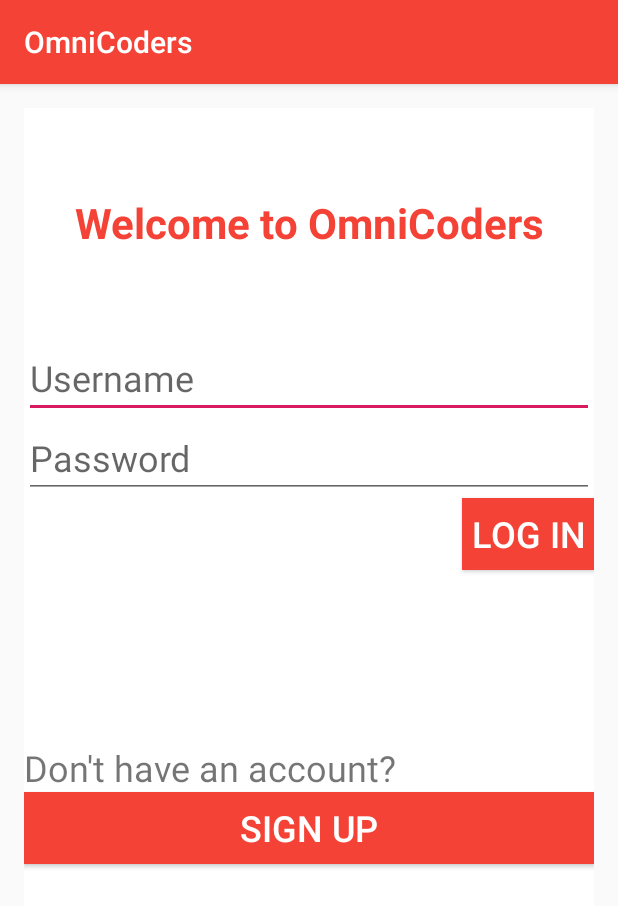
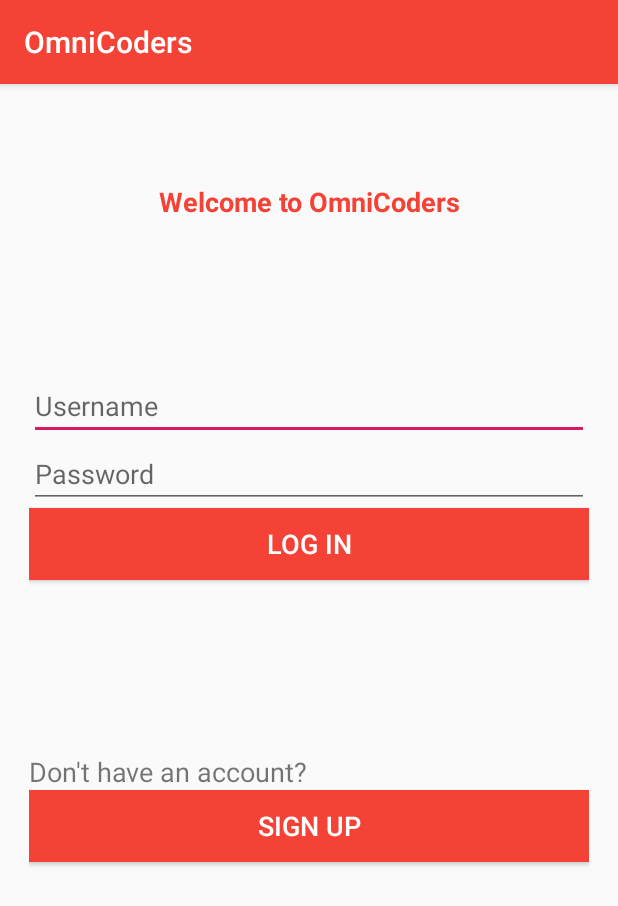
Before and after one commit to Mefitihe/OmniCoders, an Android app: the screen it shows after launch (LoginActivity), on a phone screen of 412 x 824 dp. Shown: the top 906 px of the screen. Run offline under Robolectric (Android 15) with nearby library versions, the phone set to English and light mode, and no system bars.

```diff
--- a/app/build.gradle
+++ b/app/build.gradle
@@ -21,6 +21,9 @@ android {
 dependencies {
     implementation fileTree(dir: 'libs', include: ['*.jar'])
     implementation 'com.android.support:appcompat-v7:28.0.0'
+
+    implementation "com.android.support:support-compat:28.0.0"
+
     implementation 'com.android.support.constraint:constraint-layout:1.1.3'
     testImplementation 'junit:junit:4.12'
     androidTestImplementation 'com.android.support.test:runner:1.0.2'
--- a/app/src/main/java/com/omnicoders/omnicoders/LoginActivity.java
+++ b/app/src/main/java/com/omnicoders/omnicoders/LoginActivity.java
@@ -1,9 +1,15 @@
 package com.omnicoders.omnicoders;
 
+import android.app.NotificationChannel;
+import android.app.NotificationManager;
+import android.app.PendingIntent;
 import android.content.Context;
 import android.content.Intent;
+import android.os.Build;
+import android.os.Bundle;
+import android.support.v4.app.NotificationCompat;
+import android.support.v4.app.NotificationManagerCompat;
 import android.support.v7.app.AppCompatActivity;
-import android.os.Bundle;
 import android.view.View;
 import android.widget.Button;
 import android.widget.EditText;
@@ -16,6 +22,10 @@ public class LoginActivity extends AppCompatActivity {
     EditText edtUsername, edtPassword;
     String mUsername, mPassword;
     Context mContext;
+    // Notification ID to allow for future updates
+    private static final int MY_NOTIFICATION_ID = 1;
+    final String CHANNEL_ID = "CHANNEL_ID";
+
     @Override
     protected void onCreate(Bundle savedInstanceState) {
         super.onCreate(savedInstanceState);
@@ -27,6 +37,8 @@ public class LoginActivity extends AppCompatActivity {
         edtUsername = findViewById(R.id.edtUsername);
         edtPassword = findViewById(R.id.edtPassword);
 
+        createNotificationChannel();
+        //calling login() inside onCreate()
         login();
 
     }
@@ -43,6 +55,10 @@ public class LoginActivity extends AppCompatActivity {
 
                     Intent i = new Intent(LoginActivity.this, HomeActivity.class);
                     startActivity(i);
+
+                    //calling statusNotification() inside login button
+                    statusNotification();
+
                 }
                 else{
                     Toast.makeText(mContext, "Invalid username or Password", Toast.LENGTH_SHORT).show();
@@ -50,7 +66,52 @@ public class LoginActivity extends AppCompatActivity {
 
             }
         });
+
     }
 
+    private void statusNotification() {
+
+        // Create an explicit intent for an Activity in your app
+        Intent intent = new Intent(LoginActivity.this, HomeActivity.class);
+        intent.setFlags(Intent.FLAG_ACTIVITY_NEW_TASK | Intent.FLAG_ACTIVITY_CLEAR_TASK);
+        PendingIntent pendingIntent = PendingIntent.getActivity(mContext, 0, intent, 0);
+
+        //Create notification builder
+        NotificationCompat.Builder builder = new NotificationCompat.Builder(mContext, CHANNEL_ID)
+                .setSmallIcon(R.drawable.ic_notifications)
+                .setContentTitle("Login notification")
+                .setContentText("Successfully Login!")
+                .setStyle(new NotificationCompat.BigTextStyle()
+                        .bigText("Hey, you are successfully login into OmniCoders App.\nTab to go home"))
+
+                .setPriority(NotificationCompat.PRIORITY_DEFAULT)
+                // Set the intent that will fire when the user taps the notification
+                .setContentIntent(pendingIntent)
+                .setAutoCancel(true);
+
+        NotificationManagerCompat notificationManager = NotificationManagerCompat.from(this);
+
+// notificationId is a unique int for each notification that you must define
+        notificationManager.notify(MY_NOTIFICATION_ID, builder.build());
+
+
+    }
+
+    //create notificationChannel and set its importance
+    private void createNotificationChannel() {
+        // Create the NotificationChannel, but only on API 26+ because
+        // the NotificationChannel class is new and not in the support library
+        if (Build.VERSION.SDK_INT >= Build.VERSION_CODES.O) {
+            CharSequence name = getString(R.string.log_in);
+            String description = getString(R.string.logo);
+            int importance = NotificationManager.IMPORTANCE_DEFAULT;
+            NotificationChannel channel = new NotificationChannel(CHANNEL_ID, name, importance);
+            channel.setDescription(description);
+            // Register the channel with the system; you can't change the importance
+            // or other notification behaviors after this
+            NotificationManager notificationManager = getSystemService(NotificationManager.class);
+            notificationManager.createNotificationChannel(channel);
+        }
+    }
 
 }
--- /dev/null
+++ b/app/src/main/res/drawable/ic_notifications.xml
@@ -0,0 +1,9 @@
+<vector xmlns:android="http://schemas.android.com/apk/res/android"
+    android:width="24dp"
+    android:height="24dp"
+    android:viewportWidth="24.0"
+    android:viewportHeight="24.0">
+    <path
+        android:fillColor="#F44336"
+        android:pathData="M7.58,4.08L6.15,2.65C3.75,4.48 2.17,7.3 2.03,10.5h2c0.15,-2.65 1.51,-4.97 3.55,-6.42zM19.97,10.5h2c-0.15,-3.2 -1.73,-6.02 -4.12,-7.85l-1.42,1.43c2.02,1.45 3.39,3.77 3.54,6.42zM18,11c0,-3.07 -1.64,-5.64 -4.5,-6.32L13.5,4c0,-0.83 -0.67,-1.5 -1.5,-1.5s-1.5,0.67 -1.5,1.5v0.68C7.63,5.36 6,7.92 6,11v5l-2,2v1h16v-1l-2,-2v-5zM12,22c0.14,0 0.27,-0.01 0.4,-0.04 0.65,-0.14 1.18,-0.58 1.44,-1.18 0.1,-0.24 0.15,-0.5 0.15,-0.78h-4c0.01,1.1 0.9,2 2.01,2z" />
+</vector>
--- a/app/src/main/res/layout/activity_login.xml
+++ b/app/src/main/res/layout/activity_login.xml
@@ -1,29 +1,25 @@
 <?xml version="1.0" encoding="utf-8"?>
-<RelativeLayout xmlns:android="http://schemas.android.com/apk/res/android"
+<LinearLayout xmlns:android="http://schemas.android.com/apk/res/android"
     xmlns:tools="http://schemas.android.com/tools"
     android:layout_width="match_parent"
     android:layout_height="match_parent"
     tools:context=".LoginActivity"
-    android:padding="16dp">
-
-    <LinearLayout
-        android:layout_width="match_parent"
-        android:layout_height="match_parent"
-        android:orientation="vertical"
-        android:background="@color/colorWhite">
+    android:orientation="vertical"
+    android:padding="16dp"
+    android:weightSum="1">
 
        <LinearLayout
            android:layout_width="match_parent"
            android:layout_height="wrap_content"
-           android:layout_weight="0.1"
+           android:layout_margin="2dp"
+           android:layout_weight="0.2"
            android:gravity="center">
            <TextView
                android:layout_width="match_parent"
                android:layout_height="wrap_content"
-               android:layout_weight="0.2"
                android:text="@string/logo"
                android:textAlignment="center"
-               android:textSize="28sp"
+               android:textSize="18sp"
                android:textStyle="bold"
                android:textColor="@color/colorRed"/>
        </LinearLayout>
@@ -31,7 +27,9 @@
         <LinearLayout
             android:layout_width="match_parent"
             android:layout_height="wrap_content"
-            android:layout_weight="0.1"
+            android:layout_margin="3dp"
+            android:layout_weight="0.2"
+            android:gravity="center"
             android:orientation="vertical">
            <EditText
                android:id="@+id/edtUsername"
@@ -39,35 +37,36 @@
                android:layout_height="wrap_content"
                android:hint="@string/username"
                android:inputType="text"
-               android:textSize="24sp"/>
+               android:textSize="18sp" />
             <EditText
                 android:id="@+id/edtPassword"
                 android:layout_width="match_parent"
                 android:layout_height="wrap_content"
                 android:hint="@string/password"
                 android:inputType="textPassword"
-                android:textSize="24sp"/>
+                android:textSize="18sp" />
             <Button
                 android:id="@+id/btnLogin"
-                android:layout_width="wrap_content"
+                android:layout_width="match_parent"
                 android:layout_height="wrap_content"
-                android:layout_gravity="right"
                 android:text="@string/log_in"
-                android:textSize="24sp"
+                android:textSize="18sp"
                 android:background="@drawable/button_selector"
                 android:textColor="@color/colorWhite"/>
         </LinearLayout>
         <LinearLayout
             android:layout_width="match_parent"
             android:layout_height="wrap_content"
-            android:layout_weight="0.2"
+            android:layout_margin="3dp"
+            android:layout_weight="0.25"
+            android:gravity="center"
             android:orientation="vertical">
 
             <TextView
                 android:layout_width="match_parent"
                 android:layout_height="wrap_content"
                 android:text="@string/text_acc"
-                android:textSize="24sp"/>
+                android:textSize="18sp" />
             <Button
                 android:id="@+id/btnSignup"
                 android:layout_width="match_parent"
@@ -75,10 +74,7 @@
                 android:text="@string/signup"
                 android:background="@drawable/button_selector"
                 android:textColor="@color/colorWhite"
-               android:textSize="24sp"/>
+                android:textSize="18sp" />
         </LinearLayout>
 
         </LinearLayout>
-
-
-</RelativeLayout>
--- a/app/src/main/res/values/strings.xml
+++ b/app/src/main/res/values/strings.xml
@@ -6,5 +6,9 @@
     <string name="log_in">Log in</string>
     <string name="text_acc">Don\'t have an account?</string>
     <string name="signup">Sign up</string>
+    <string name="logout">Logout</string>
+    <string name="change_theme">Change Theme</string>
+    <string name="change_password">Change Password</string>
+    <string name="language_option">Language Option</string>
 
 </resources>
```
Also changed, not shown: app/src/main/java/com/omnicoders/omnicoders/HomeActivity.java (+36 -1 lines), app/src/main/res/menu/home_option.xml (added, +26 -0 lines).
